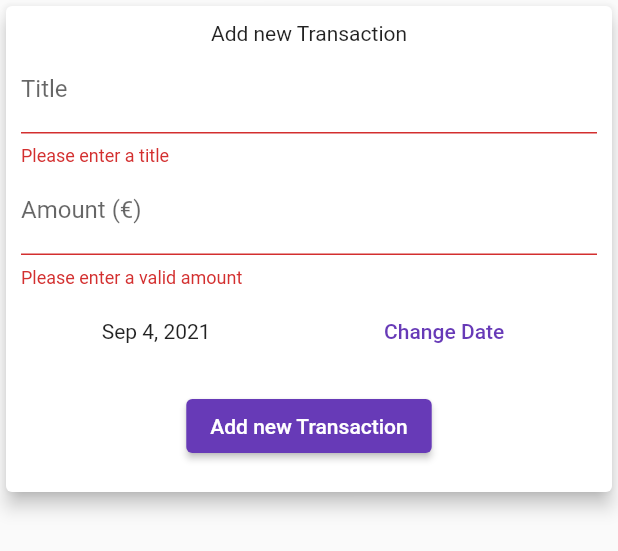
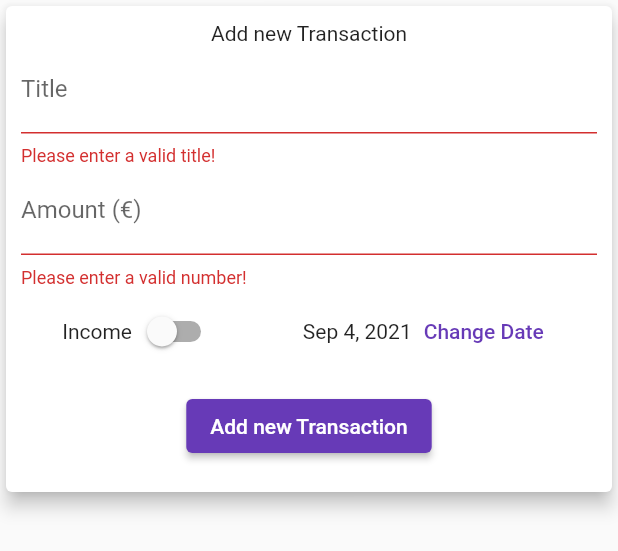
Before and after one commit to ThreeLakeGames/finance-manager, a Flutter app: the NewTransaction widget shown alone on an empty page, opened directly with empty values, after a tap on "Add new Transaction", on a phone screen of 412 x 824 dp. Shown: the top 551 px of the screen. Run offline on Flutter 3.47's test engine with Material 2 defaults, Android fonts, the phone set to English and light mode, and no system bars; our stand-ins replace shared_preferences; accounts and stored records are empty.

```diff
--- a/lib/models/transaction.dart
+++ b/lib/models/transaction.dart
@@ -3,7 +3,11 @@ class Transaction {
   DateTime date = DateTime.now();
   double amount;
 
-  Transaction({this.title = "", this.amount = 0, this.date});
+  Transaction({
+    this.title = "",
+    this.amount = 0,
+    this.date,
+  });
 
   Transaction.fromJson(Map<String, dynamic> json)
       : title = json["title"],
@@ -17,4 +21,12 @@ class Transaction {
       "date": date.toIso8601String(),
     };
   }
+
+  bool get isIncome {
+    if (amount > 0) {
+      return true;
+    } else {
+      return false;
+    }
+  }
 }
--- a/lib/provider/account_item_data.dart
+++ b/lib/provider/account_item_data.dart
@@ -9,12 +9,7 @@ class AccountItemData with ChangeNotifier {
   final String id;
   String title;
   double currentCash;
-  List<Transaction> _transactions = [
-    Transaction(title: "Kellerwirt", amount: 17, date: DateTime.now()),
-    Transaction(title: "Müllnerbräu", amount: 45, date: DateTime.now()),
-    Transaction(
-        title: "This is another Git test", amount: 32, date: DateTime.now())
-  ];
+  List<Transaction> _transactions = [];
 
   AccountItemData({
     this.id = "",
@@ -27,13 +22,13 @@ class AccountItemData with ChangeNotifier {
   }
 
   void deleteTransaction(Transaction transaction) {
-    currentCash += transaction.amount;
+    currentCash -= transaction.amount;
     _transactions.remove(transaction);
     notifyListeners();
   }
 
   void addTransaction(Transaction newTransaction) {
-    currentCash -= newTransaction.amount;
+    currentCash += newTransaction.amount;
     _transactions.add(newTransaction);
     notifyListeners();
   }
@@ -62,4 +57,6 @@ class AccountItemData with ChangeNotifier {
     });
     return transactionStringData;
   }
+
+
 }
--- a/lib/widgets/new_transaction.dart
+++ b/lib/widgets/new_transaction.dart
@@ -15,6 +15,7 @@ class _NewTransactionState extends State<NewTransaction> {
   final _form = GlobalKey<FormState>();
 
   var _newTransaction = Transaction(date: DateTime.now());
+  bool _isIncome = false;
 
   void _submitData() {
     final _isValid = _form.currentState?.validate();
@@ -23,9 +24,15 @@ class _NewTransactionState extends State<NewTransaction> {
       print("the form is not valid");
       return;
     }
-    print(_newTransaction.title);
+    _setAmountSign();
     widget.addTransaction(_newTransaction, widget.accountData);
     Navigator.of(context).pop();
+  }
+
+  void _setAmountSign() {
+    if (!_isIncome) {
+      _newTransaction.amount = -_newTransaction.amount;
+    }
   }
 
   void _changeDate(BuildContext context) {
@@ -41,6 +48,13 @@ class _NewTransactionState extends State<NewTransaction> {
         }
       });
     });
+  }
+
+  String validation(String value, String message) {
+    if (value.isEmpty) {
+      return message;
+    }
+    return null;
   }
 
   @override
@@ -62,10 +76,7 @@ class _NewTransactionState extends State<NewTransaction> {
                 TextFormField(
                   decoration: InputDecoration(labelText: "Title"),
                   validator: (value) {
-                    if (value.isEmpty) {
-                      return "Please enter a title";
-                    }
-                    return null;
+                    return validation(value, "Please enter a valid title!");
                   },
                   textInputAction: TextInputAction.next,
                   onSaved: (value) {
@@ -76,10 +87,7 @@ class _NewTransactionState extends State<NewTransaction> {
                   decoration: InputDecoration(labelText: "Amount (€)"),
                   keyboardType: TextInputType.number,
                   validator: (value) {
-                    if (value.isEmpty) {
-                      return "Please enter a valid amount";
-                    }
-                    return null;
+                    return validation(value, "Please enter a valid number!");
                   },
                   onSaved: (value) {
                     _newTransaction.amount = double.parse(value);
@@ -91,12 +99,28 @@ class _NewTransactionState extends State<NewTransaction> {
                 Row(
                   mainAxisAlignment: MainAxisAlignment.spaceAround,
                   children: [
+                    Row(
+                      children: [
+                        Text("Income"),
+                        Switch(
+                            value: _isIncome,
+                            onChanged: (val) {
+                              setState(() {
+                                _isIncome = val;
+                              });
+                            }),
+                      ],
+                    ),
+                    Row(
+                      children: [
                         Text(DateFormat.yMMMd().format(_newTransaction.date)),
                         TextButton(
                             onPressed: () {
                               _changeDate(context);
                             },
                             child: Text("Change Date")),
+                      ],
+                    ),
                   ],
                 ),
                 SizedBox(
```
Also changed, not shown: lib/screens/account_detail_screen.dart (+10 -1 lines). Lines whose indentation alone changed are shown as unchanged.
